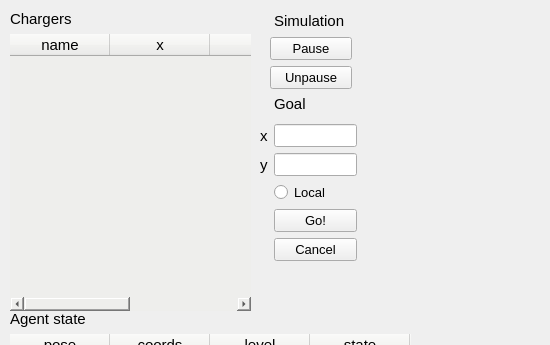
The window that rqt_plugins/resource/AgentDashboard.ui (StyczenB/motivated_learning) describes before a commit, drawn with Qt 5; both pictures show x 0 to 550 and y 0 to 345 of the 658 by 714 pixel window.
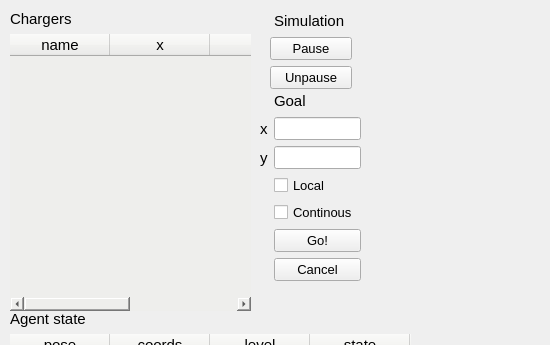
The same window after the commit.

Commit message: Moved params to launch; update GUI by emiting signals with data

What changed in the file:
```diff
--- a/rqt_plugins/resource/AgentDashboard.ui
+++ b/rqt_plugins/resource/AgentDashboard.ui
@@ -1184,12 +1184,19 @@
     <rect>
      <x>260</x>
      <y>90</y>
-     <width>97</width>
-     <height>171</height>
+     <width>101</width>
+     <height>191</height>
     </rect>
    </property>
    <layout class="QGridLayout" name="gridLayout">
-    <item row="4" column="1">
+    <item row="6" column="1">
+     <widget class="QPushButton" name="cancelGoal">
+      <property name="text">
+       <string>Cancel</string>
+      </property>
+     </widget>
+    </item>
+    <item row="5" column="1">
      <widget class="QPushButton" name="sendGoal">
       <property name="text">
        <string>Go!</string>
@@ -1209,10 +1216,15 @@
       </property>
      </widget>
     </item>
-    <item row="3" column="1">
-     <widget class="QRadioButton" name="localRadioButton">
+    <item row="1" column="0">
+     <widget class="QLabel" name="label_5">
+      <property name="font">
+       <font>
+        <pointsize>11</pointsize>
+       </font>
+      </property>
       <property name="text">
-       <string>Local</string>
+       <string>x</string>
       </property>
      </widget>
     </item>
@@ -1240,15 +1252,13 @@
       </property>
      </widget>
     </item>
-    <item row="1" column="0">
-     <widget class="QLabel" name="label_5">
-      <property name="font">
-       <font>
-        <pointsize>11</pointsize>
-       </font>
-      </property>
+    <item row="3" column="1">
+     <widget class="QCheckBox" name="localCheckBox">
       <property name="text">
-       <string>x</string>
+       <string>Local</string>
+      </property>
+      <property name="checked">
+       <bool>false</bool>
       </property>
      </widget>
     </item>
@@ -1259,10 +1269,10 @@
       </property>
      </widget>
     </item>
-    <item row="5" column="1">
-     <widget class="QPushButton" name="cancelGoal">
+    <item row="4" column="1">
+     <widget class="QCheckBox" name="continousCheckBox">
       <property name="text">
-       <string>Cancel</string>
+       <string>Continous</string>
       </property>
      </widget>
     </item>
```
Left out of the diff: 20 changed lines with no effect on the pictures. The commit also changes 5 other files.
